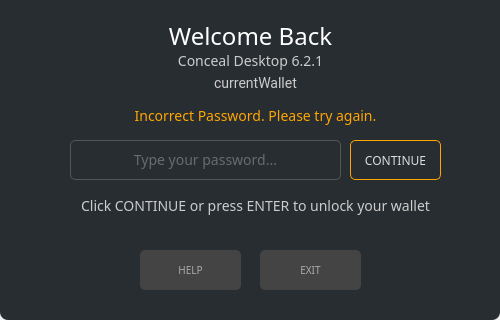
The window that src/gui/ui/mainpassworddialog.ui (ConcealNetwork/conceal-desktop) describes before a commit, drawn with Qt 5; both pictures show x 0 to 500 and y 180 to 500 of the 500 by 500 pixel window.
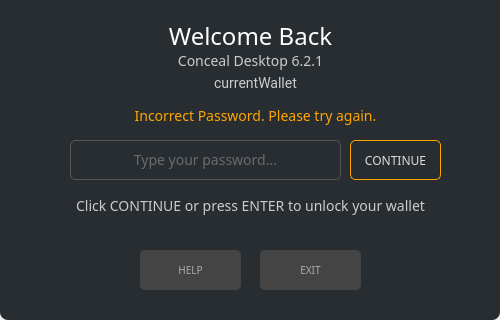
The same window after the commit. Icons and pictures are not drawn.

Diff of the .ui file:
```diff
--- a/src/gui/ui/mainpassworddialog.ui
+++ b/src/gui/ui/mainpassworddialog.ui
@@ -260,9 +260,9 @@
      <widget class="QLabel" name="m_instructions">
       <property name="geometry">
        <rect>
-        <x>70</x>
+        <x>10</x>
         <y>370</y>
-        <width>371</width>
+        <width>481</width>
         <height>31</height>
        </rect>
       </property>
```
Left out of the diff: 6 changed lines with no effect on the pictures.
